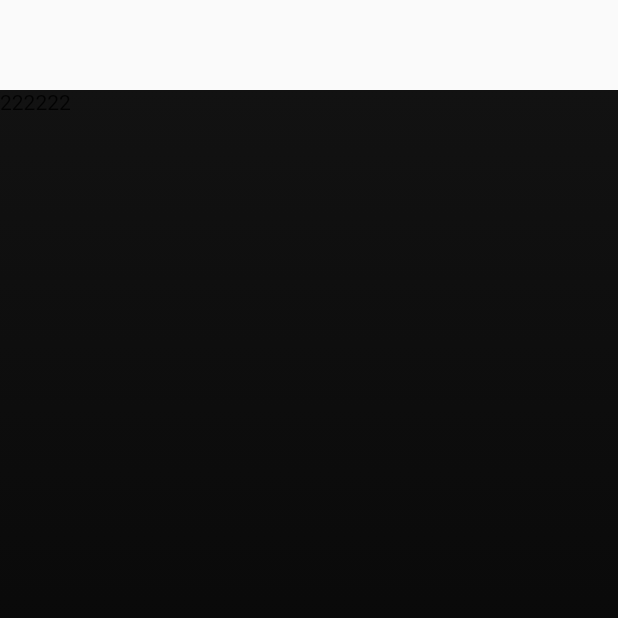
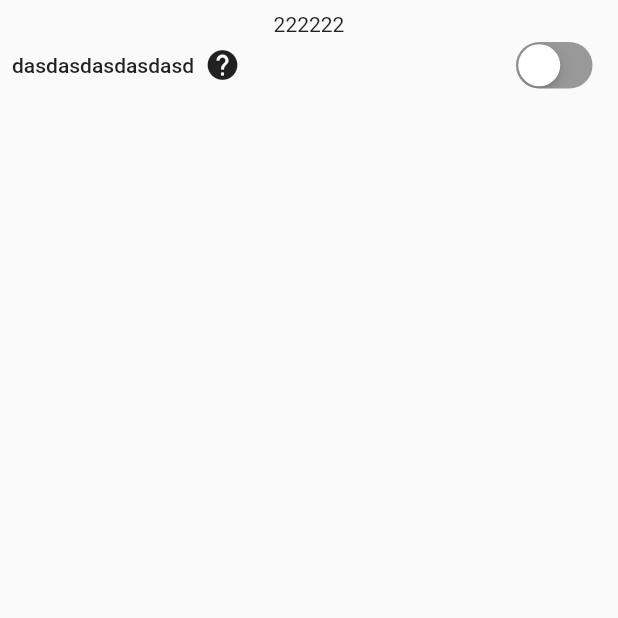
Before and after one commit to buttonXin/Flutter-Demo, a Flutter app: the CountryIsoPage screen opened directly, on a phone screen of 412 x 824 dp, the top half of it. Run offline on Flutter 3.47's test engine with Material 2 defaults, Android fonts, the phone set to English and light mode, and no system bars; our stand-ins replace cached_network_image, chewie, connectivity, dio, fluttertoast, permission_handler and 4 more; missing offline and left inert: country_codes, flutter_gifimage, install_plugin; network calls fail.

Commit message:
自定义switchTitle

```diff
--- a/lib/compile/country_iso_page.dart
+++ b/lib/compile/country_iso_page.dart
@@ -1,8 +1,12 @@
 import 'package:country_codes/country_codes.dart';
 import 'package:flutter/cupertino.dart';
+import 'package:flutter/material.dart';
 import 'package:flutter/src/widgets/framework.dart';
 import 'package:flutter_github_demo/base_view_page/base_page.dart';
 import 'package:flutter_github_demo/widget/base/base_common_page_view.dart';
+import 'dart:ui' as ui;
+
+import 'package:flutter_github_demo/widget/custom_switch_title.dart';
 
 class CountryIsoPage extends BasePage {
   @override
@@ -18,9 +22,40 @@ class _CountryIsoPageState extends BasePageState<CountryIsoPage> {
     super.initState();
   }
 
+  bool _testSwitch = false;
+
+  bool showIcon = true;
+
+  String name = '';
+
   @override
   Widget buildWidget(BuildContext context) {
-    return BaseCommonPageView(childCenter: Text('222222'));
+    return SafeArea(
+      child: Scaffold(
+          body: Padding(
+        padding: const EdgeInsets.all(8.0),
+        child: Column(
+          children: [
+            Text('222222'),
+            CustomSwitchTitle(
+              title: 'dasdasdasdasdasd$name',
+              value: _testSwitch,
+              onChanged: (bool v) {
+                setState(() {
+                  _testSwitch = v;
+                });
+              },
+              showIcon: true,
+              onTap: () {
+                setState(() {
+                  name = '$name-click-name';
+                });
+              },
+            ),
+          ],
+        ),
+      )),
+    );
   }
 
   Future<void> initCountry() async {
--- a/lib/widget/base/base_common_page_view.dart
+++ b/lib/widget/base/base_common_page_view.dart
@@ -29,7 +29,7 @@ class BaseCommonPageView extends StatefulWidget {
   // ignore: sort_constructors_first
   BaseCommonPageView({
     @required this.childCenter,
-    this.childBackText,
+    this.childBackText= 'title',
     this.childTopTitleText,
     this.userChildTopIcon = '',
     this.userChildTopIconOnTap,
--- /dev/null
+++ b/lib/widget/custom_switch_title.dart
@@ -0,0 +1,74 @@
+import 'dart:ui' as ui;
+
+import 'package:flutter/cupertino.dart';
+import 'package:flutter/material.dart';
+
+/// 自定义switch控件
+@immutable
+class CustomSwitchTitle extends StatefulWidget {
+  CustomSwitchTitle(
+      {this.title,
+      this.value,
+      this.onChanged,
+      this.activeColor,
+      this.trackColor,
+      this.onTap,
+      this.padding = const EdgeInsets.symmetric(horizontal: 5),
+      this.showIcon = false});
+
+  String title;
+  bool value;
+  ValueChanged<bool> onChanged;
+  Color activeColor;
+  Color trackColor;
+
+  // 是否显示问号
+  bool showIcon;
+
+  Function onTap;
+  EdgeInsetsGeometry padding;
+
+  @override
+  _CustomSwitchTitleState createState() => _CustomSwitchTitleState();
+}
+
+class _CustomSwitchTitleState extends State<CustomSwitchTitle> {
+  @override
+  Widget build(BuildContext context) {
+    return Row(
+      children: [
+        Expanded(
+            child: RichText(
+          text: TextSpan(
+            style: Theme.of(context).textTheme.bodyText1,
+            children: [
+              TextSpan(text: widget.title),
+              WidgetSpan(
+                  child: Padding(
+                    padding: const EdgeInsets.symmetric(horizontal: 2.0),
+                    child: widget.showIcon
+                        ? GestureDetector(
+                            onTap: widget.onTap,
+                            child: const Padding(
+                              padding: EdgeInsets.symmetric(horizontal: 5),
+                              child: Icon(Icons.help),
+                            ))
+                        : Container(),
+                  ),
+                  alignment: ui.PlaceholderAlignment.middle)
+            ],
+          ),
+        )),
+        Padding(
+          padding: widget.padding,
+          child: CupertinoSwitch(
+            value: widget.value,
+            onChanged: widget.onChanged,
+            activeColor: widget.activeColor ?? CupertinoColors.activeGreen,
+            trackColor: widget.trackColor ?? CupertinoColors.inactiveGray,
+          ),
+        ),
+      ],
+    );
+  }
+}
--- a/lib/widget/video/custom_controls.dart
+++ b/lib/widget/video/custom_controls.dart
@@ -363,7 +363,7 @@ class _CustomControlsState extends State<CustomControls> {
       } else {
         _cancelAndRestartTimer();
 
-        if (!controller.value.initialized) {
+        if (!controller.value.isPlaying) {
           controller.initialize().then((_) {
             controller.play();
           });
```
Also changed, not shown: lib/main.dart (+0 -12 lines), lib/nebula/user_info_page.dart (+2 -77 lines), lib/page/video/video4_page.dart (deleted, +0 -77 lines), lib/page/video/video5_page.dart (deleted, +0 -82 lines), lib/widget/video/material_progress_bar.dart (+4 -4 lines), pubspec.yaml (+28 -30 lines), pubspec.lock.
